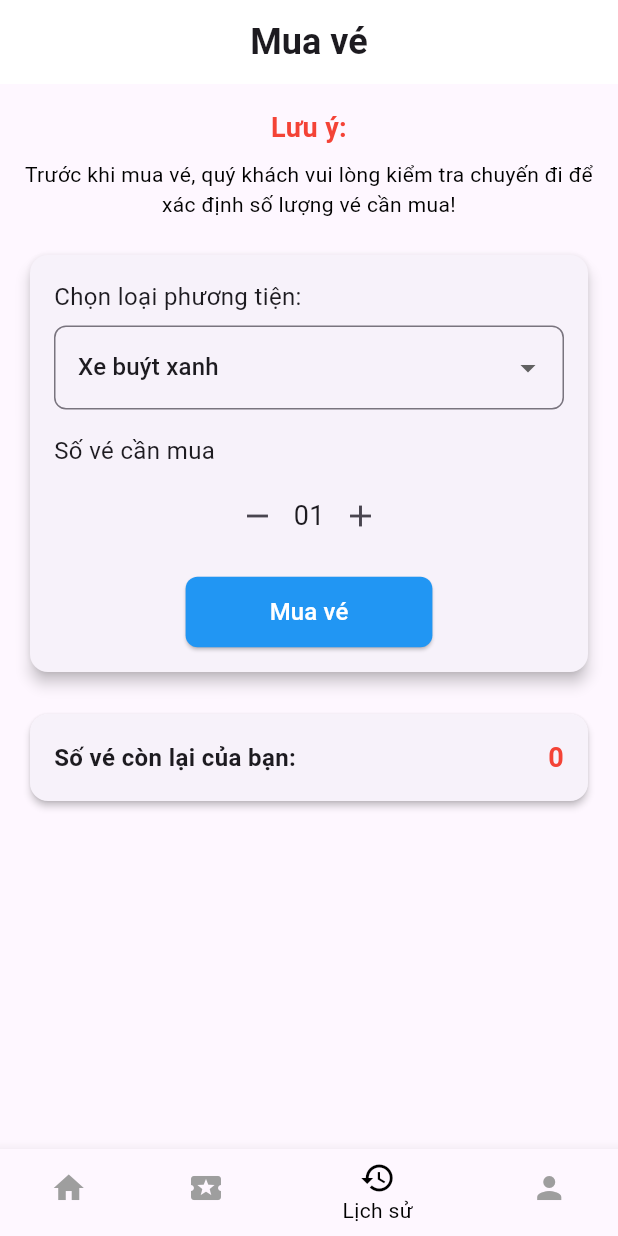
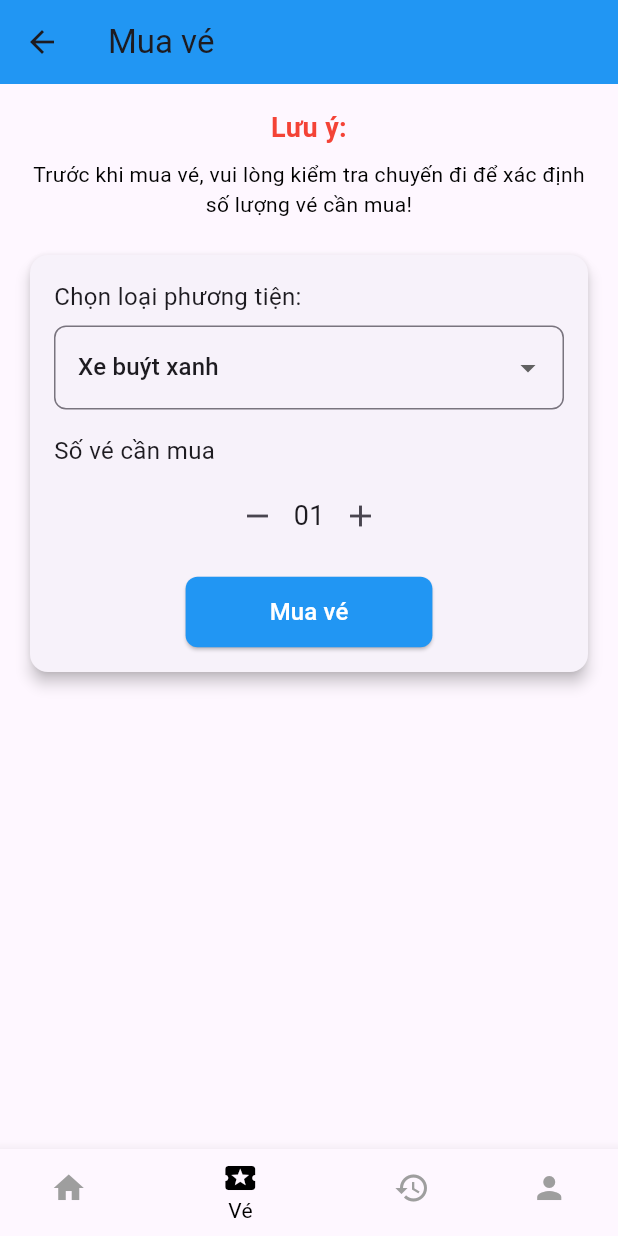
Before and after one commit to khoa24-bit/project_mobile, a Flutter app: the screen it shows after launch, item 2 of the bottom bar chosen, after a tap on "Mua vé", on a phone screen of 412 x 824 dp. Run offline on Flutter 3.47's test engine with Material 3 defaults, Android fonts, the phone set to English and light mode, and no system bars; our stand-ins replace qr_flutter.

Commit message:
update ticket_list_page

```diff
--- a/lib/screens/customer/customer_home_page.dart
+++ b/lib/screens/customer/customer_home_page.dart
@@ -2,12 +2,10 @@ import 'package:flutter/material.dart';
 import 'ticket_list_page.dart';
 import 'history_page.dart';
 import 'account_page.dart';
-import 'ticket_page.dart';
 
 class CustomerHomePage extends StatefulWidget {
-  final int initialIndex; // Thêm tham số này
+  final int initialIndex;
 
-  // Constructor nhận initialIndex (Mặc định là 0 nếu không truyền)
   CustomerHomePage({this.initialIndex = 0});
 
   @override
@@ -20,16 +18,22 @@ class _CustomerHomePageState extends State<CustomerHomePage> {
   @override
   void initState() {
     super.initState();
-    _currentIndex = widget.initialIndex; // Gán giá trị từ constructor
+    _currentIndex = widget.initialIndex;
   }
 
-  final List<Widget> _pages = [
-    CustomerHomeContent(),
+  final List<Widget> _pages = [];
+
+  @override
+  void didChangeDependencies() {
+    super.didChangeDependencies();
+    _pages.clear();
+    _pages.addAll([
+      CustomerHomeContent(onTicketPressed: () => _onTabTapped(1)), // Truyền callback
       TicketListPage(),
-    TicketPage(),
       HistoryPage(),
       AccountPage(),
-  ];
+    ]);
+  }
 
   void _onTabTapped(int index) {
     setState(() {
@@ -60,6 +64,10 @@ class _CustomerHomePageState extends State<CustomerHomePage> {
 
 
 class CustomerHomeContent extends StatelessWidget {
+  final VoidCallback onTicketPressed;
+
+  CustomerHomeContent({required this.onTicketPressed});
+
   @override
   Widget build(BuildContext context) {
     Map<String, int> usedTickets = {
@@ -77,13 +85,14 @@ class CustomerHomeContent extends StatelessWidget {
           _buildInfoCard("Số vé còn lại của bạn:", {"Tổng vé": 0}),
           SizedBox(height: 15),
           _buildInfoCard("Số vé sử dụng trong tháng", usedTickets),
-          _buildTicketButton("Vé của tôi", () {}),
+          _buildTicketButton("Vé của tôi", onTicketPressed), // Gọi callback
           SizedBox(height: 20),
         ],
       ),
     );
   }
 }
+
 
 Widget _buildHeader() {
   return Container(
@@ -120,7 +129,6 @@ Widget _buildInfoCard(String title, Map<String, int> ticketData) {
     child: Container(
       width: double.infinity,
       padding: EdgeInsets.all(16),
-
       decoration: BoxDecoration(
         color: Colors.white,
         borderRadius: BorderRadius.circular(15),
@@ -143,11 +151,11 @@ Widget _buildInfoCard(String title, Map<String, int> ticketData) {
                   mainAxisAlignment: MainAxisAlignment.spaceBetween,
                   children: [
                     Text(
-                      entry.key, // Tên loại vé
+                      entry.key,
                       style: TextStyle(fontSize: 20, fontWeight: FontWeight.w500),
                     ),
                     Text(
-                      "${entry.value} vé", // Số lượng vé
+                      "${entry.value} vé",
                       style: TextStyle(fontSize: 20, fontWeight: FontWeight.bold, color: Colors.blue),
                     ),
                   ],
@@ -164,27 +172,6 @@ Widget _buildInfoCard(String title, Map<String, int> ticketData) {
 Widget _buildTicketButton(String text, VoidCallback onPressed) {
   return Padding(
     padding: EdgeInsets.symmetric(horizontal: 20),
-    child: TweenAnimationBuilder<double>(
-      duration: Duration(milliseconds: 150),
-      tween: Tween(begin: 1.0, end: 1.0),
-      builder: (context, scale, child) {
-        return GestureDetector(
-          onTapDown: (_) {
-            // Khi bấm, nút thu nhỏ lại
-            (context as Element).markNeedsBuild();
-            scale = 0.9;
-          },
-          onTapUp: (_) {
-            // Khi thả, nút quay lại kích thước ban đầu
-            (context as Element).markNeedsBuild();
-            scale = 1.0;
-            onPressed();
-          },
-          child: AnimatedContainer(
-            duration: Duration(milliseconds: 200),
-            curve: Curves.easeInOut,
-            transform: Matrix4.identity()..scale(scale),
-            margin: EdgeInsets.symmetric(vertical: 20),
     child: SizedBox(
       width: double.infinity,
       child: ElevatedButton(
@@ -203,9 +190,5 @@ Widget _buildTicketButton(String text, VoidCallback onPressed) {
         ),
       ),
     ),
-          ),
-        );
-      },
-    ),
   );
 }
--- a/lib/screens/customer/ticket_list_page.dart
+++ b/lib/screens/customer/ticket_list_page.dart
@@ -1,24 +1,46 @@
 import 'package:flutter/material.dart';
 import 'package:qr_flutter/qr_flutter.dart' as qr;
-import 'ticket_page.dart';
-import 'customer_home_page.dart';
 
+class TicketListPage extends StatefulWidget {
+  @override
+  _TicketListPageState createState() => _TicketListPageState();
+}
 
-class TicketListPage extends StatelessWidget {
+class _TicketListPageState extends State<TicketListPage> {
   final List<Map<String, dynamic>> tickets = [
     {"type": "Xe khách đỏ", "remaining": 5, "qrData": "RED12345"},
     {"type": "Xe khách xanh", "remaining": 3, "qrData": "BLUE67890"},
     {"type": "Xe khách vàng", "remaining": 2, "qrData": "YELLOW54321"},
   ];
 
+  bool isBuyingTicket = false;
+  int ticketCount = 1;
+  String selectedTransport = "Xe buýt xanh";
+
   @override
   Widget build(BuildContext context) {
     return Scaffold(
       appBar: AppBar(
-        title: Text("Vé của tôi"),
+        title: Text(isBuyingTicket ? "Mua vé" : "Vé của tôi"),
         backgroundColor: Colors.blue,
+        leading: isBuyingTicket
+            ? IconButton(
+                icon: Icon(Icons.arrow_back),
+                onPressed: () {
+                  setState(() {
+                    isBuyingTicket = false;
+                  });
+                },
+              )
+            : null,
       ),
-      body: Column(
+      body: isBuyingTicket ? buildBuyTicketScreen() : buildTicketListScreen(),
+    );
+  }
+
+  /// Danh sách vé hiện có
+  Widget buildTicketListScreen() {
+    return Column(
       children: [
         Expanded(
           child: ListView.builder(
@@ -37,14 +59,7 @@ class TicketListPage extends StatelessWidget {
                   ),
                   subtitle: Text("Số vé còn lại: ${tickets[index]["remaining"]}"),
                   trailing: Icon(Icons.qr_code, color: Colors.blue),
-                    onTap: () {
-                      Navigator.push(
-                        context,
-                        MaterialPageRoute(
-                          builder: (context) => TicketDetailPage(ticket: tickets[index]),
-                        ),
-                      );
-                    },
+                  onTap: () => showTicketDetail(tickets[index]),
                 ),
               );
             },
@@ -56,12 +71,10 @@ class TicketListPage extends StatelessWidget {
             width: double.infinity,
             child: ElevatedButton(
               onPressed: () {
-                    Navigator.of(context).pushAndRemoveUntil(
-                        MaterialPageRoute(builder: (context) => CustomerHomePage(initialIndex: 2)),
-                        (route) => false,
-                    );
+                setState(() {
+                  isBuyingTicket = true;
+                });
               },
-
               style: ElevatedButton.styleFrom(
                 backgroundColor: Colors.green,
                 padding: EdgeInsets.symmetric(vertical: 15),
@@ -72,44 +85,130 @@ class TicketListPage extends StatelessWidget {
           ),
         ),
       ],
-      ),
     );
   }
-}
 
-class TicketDetailPage extends StatelessWidget {
-  final Map<String, dynamic> ticket;
-
-  TicketDetailPage({required this.ticket});
-
-  @override
-  Widget build(BuildContext context) {
-    return Scaffold(
-      appBar: AppBar(
+  /// Chi tiết vé với QR Code
+  void showTicketDetail(Map<String, dynamic> ticket) {
+    showDialog(
+      context: context,
+      builder: (context) {
+        return AlertDialog(
           title: Text("Chi tiết vé"),
-        backgroundColor: Colors.blue,
-      ),
-      body: Center(
-        child: Column(
-          mainAxisAlignment: MainAxisAlignment.center,
+          content: Column(
+            mainAxisSize: MainAxisSize.min,
             children: [
-            Text(
-              ticket["type"],
-              style: TextStyle(fontSize: 24, fontWeight: FontWeight.bold),
-            ),
+              Text(ticket["type"], style: TextStyle(fontSize: 24, fontWeight: FontWeight.bold)),
               SizedBox(height: 20),
-            qr.QrImageView(
-                data: ticket["qrData"],
-                version: qr.QrVersions.auto,
-                size: 200,
-            ),
-
+              qr.QrImageView(data: ticket["qrData"], version: qr.QrVersions.auto, size: 200),
               SizedBox(height: 20),
               Text("Mã vé: ${ticket["qrData"]}", style: TextStyle(fontSize: 18)),
               SizedBox(height: 10),
               Text("Số vé còn lại: ${ticket["remaining"]}", style: TextStyle(fontSize: 18)),
             ],
           ),
+          actions: [
+            TextButton(
+              onPressed: () => Navigator.pop(context),
+              child: Text("Đóng"),
+            ),
+          ],
+        );
+      },
+    );
+  }
+
+  /// Giao diện mua vé
+  Widget buildBuyTicketScreen() {
+    return Padding(
+      padding: const EdgeInsets.all(16.0),
+      child: Column(
+        crossAxisAlignment: CrossAxisAlignment.center,
+        children: [
+          Text(
+            "Lưu ý:",
+            textAlign: TextAlign.center,
+            style: TextStyle(fontSize: 18, fontWeight: FontWeight.bold, color: Colors.red),
+          ),
+          SizedBox(height: 8),
+          Text(
+            "Trước khi mua vé, vui lòng kiểm tra chuyến đi để xác định số lượng vé cần mua!",
+            textAlign: TextAlign.center,
+            style: TextStyle(fontSize: 14, fontWeight: FontWeight.normal, color: Colors.black),
+          ),
+          SizedBox(height: 20),
+          Card(
+            elevation: 4,
+            shape: RoundedRectangleBorder(borderRadius: BorderRadius.circular(12)),
+            child: Padding(
+              padding: const EdgeInsets.all(16.0),
+              child: Column(
+                children: [
+                  Align(
+                    alignment: Alignment.centerLeft,
+                    child: Text("Chọn loại phương tiện:", style: TextStyle(fontSize: 16)),
+                  ),
+                  SizedBox(height: 8),
+                  DropdownButtonFormField<String>(
+                    value: selectedTransport,
+                    decoration: InputDecoration(border: OutlineInputBorder(borderRadius: BorderRadius.circular(8))),
+                    items: ["Xe buýt xanh", "Xe khách", "Tàu hỏa"]
+                        .map((e) => DropdownMenuItem(value: e, child: Text(e)))
+                        .toList(),
+                    onChanged: (value) {
+                      setState(() {
+                        selectedTransport = value!;
+                      });
+                    },
+                  ),
+                  SizedBox(height: 16),
+                  Align(
+                    alignment: Alignment.centerLeft,
+                    child: Text("Số vé cần mua", style: TextStyle(fontSize: 16)),
+                  ),
+                  SizedBox(height: 8),
+                  Row(
+                    mainAxisAlignment: MainAxisAlignment.center,
+                    children: [
+                      IconButton(
+                        icon: Icon(Icons.remove),
+                        onPressed: () {
+                          setState(() {
+                            if (ticketCount > 1) ticketCount--;
+                          });
+                        },
+                      ),
+                      Text("${ticketCount.toString().padLeft(2, '0')}", style: TextStyle(fontSize: 18)),
+                      IconButton(
+                        icon: Icon(Icons.add),
+                        onPressed: () {
+                          setState(() {
+                            ticketCount++;
+                          });
+                        },
+                      ),
+                    ],
+                  ),
+                  SizedBox(height: 16),
+                  ElevatedButton(
+                    style: ElevatedButton.styleFrom(
+                      backgroundColor: Colors.blue,
+                      foregroundColor: Colors.white,
+                      shape: RoundedRectangleBorder(borderRadius: BorderRadius.circular(8)),
+                    ),
+                    onPressed: () {
+                      // Xử lý logic mua vé tại đây
+                    },
+                    child: Padding(
+                      padding: EdgeInsets.symmetric(vertical: 12, horizontal: 32),
+                      child: Text("Mua vé", style: TextStyle(fontSize: 16)),
+                    ),
+                  ),
+                ],
+              ),
+            ),
+          ),
+        ],
       ),
     );
   }
```
Lines whose indentation alone changed are shown as unchanged.
